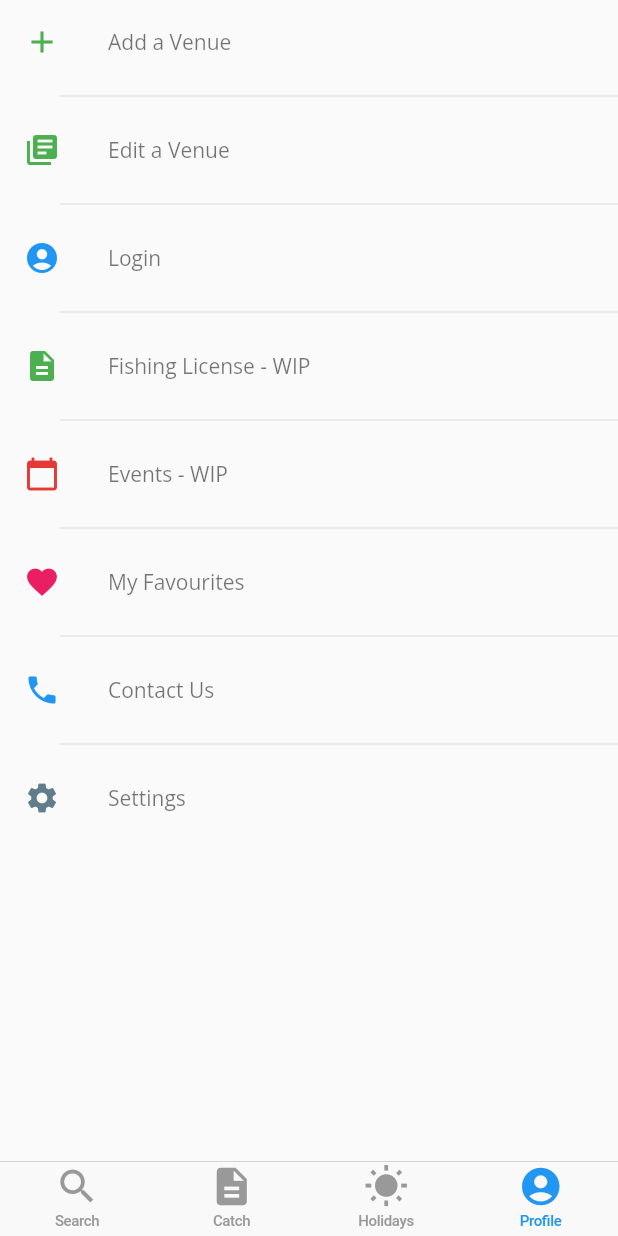
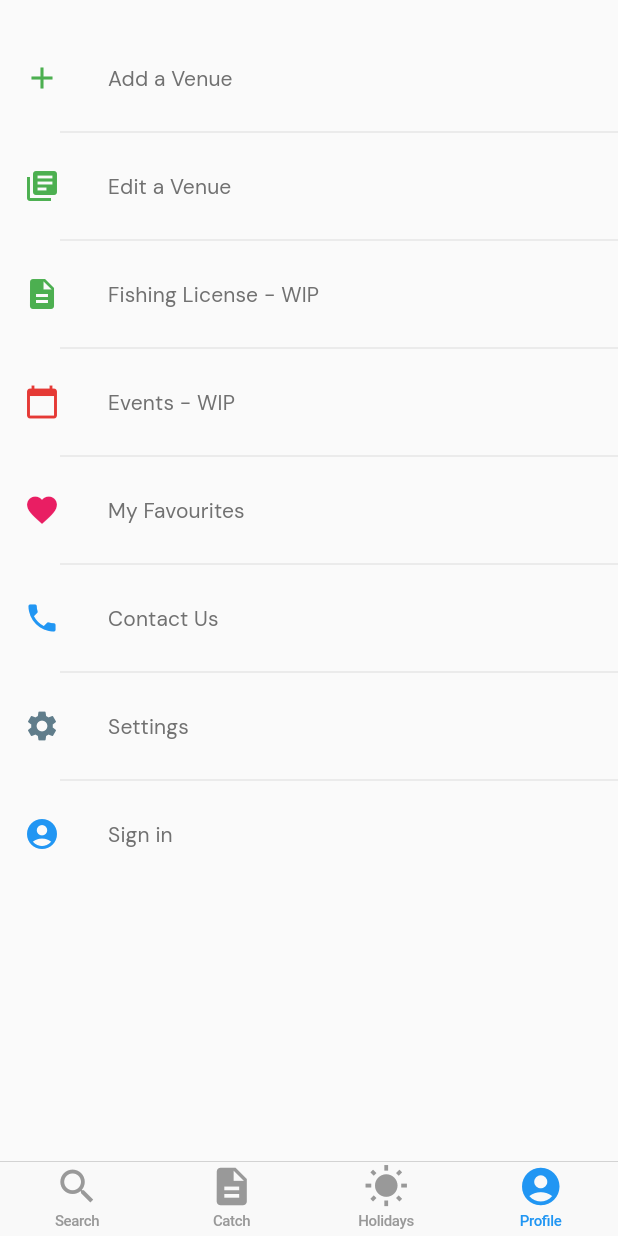
Before and after one commit to htbryant94/Fisheri, a Flutter app: the screen it shows after launch, item 4 of the bottom bar chosen, on a phone screen of 412 x 824 dp. Run offline on Flutter 3.47's test engine with Material 2 defaults, Android fonts, the phone set to English and light mode, and no system bars; our stand-ins replace basic_utils, cached_network_image, carousel_slider, cloud_firestore, firebase_auth, firebase_core and 10 more; missing offline and left inert: cloud_firestore_web, firebase_core_web, flutter_google_places, form_builder_image_picker, geoflutterfire, google_maps_webservice and 2 more; accounts and stored records are empty; statements that could not run were skipped.

Commit message:
Add Firebase Auth with Login/Register Screen
- Auth screen shows on Catch Report tab
- Added Login / Logout option in Profile screen

```diff
--- a/lib/Components/list_view_button.dart
+++ b/lib/Components/list_view_button.dart
@@ -29,7 +29,7 @@ class ListViewButtonState extends State<ListViewButton> {
     return GestureDetector(
       onTapUp: (tapDetails) {
         if (widget.venues != null) {
-          Coordinator.pushSearchResultsScreen(
+          Coordinator.searchResultsScreen(
               context,
               'Map',
               venues: widget.venues,
--- a/lib/Screens/profile_screen.dart
+++ b/lib/Screens/profile_screen.dart
@@ -1,3 +1,4 @@
+import 'package:firebase_auth/firebase_auth.dart';
 import 'package:fisheri/Screens/auth_screen.dart';
 import 'package:fisheri/Screens/events_calendar_screen.dart';
 import 'package:fisheri/Screens/create_event_screen.dart';
@@ -5,7 +6,7 @@ import 'package:fisheri/Screens/fishing_license_screen.dart';
 import 'package:fisheri/Screens/search_results_screen.dart';
 import 'package:fisheri/Screens/venue_form_screen.dart';
 import 'package:fisheri/coordinator.dart';
-import 'package:fisheri/house_texts.dart';
+import 'package:fisheri/design_system.dart';
 import 'package:flutter/cupertino.dart';
 import 'package:flutter/material.dart';
 
@@ -15,42 +16,47 @@ class ProfileListItem {
     this.icon,
     this.screen,
     this.navBarIcon,
+    this.action,
 });
 
   final String title;
   final Icon icon;
   final Widget screen;
+  final VoidCallback action;
   final Widget navBarIcon;
 }
 
-class ProfileScreen extends StatelessWidget {
+class ProfileScreen extends StatefulWidget {
+  @override
+  _ProfileScreenState createState() => _ProfileScreenState();
+}
+
+class _ProfileScreenState extends State<ProfileScreen> {
+  final _auth = FirebaseAuth.instance;
+
   @override
   Widget build(BuildContext context) {
+    bool _isLoggedIn = _auth.currentUser != null;
 
-    final List<ProfileListItem> items = [
+    final items = [
       ProfileListItem(
           screen: VenueFormScreen(),
-          title: "Add a Venue",
+          title: 'Add a Venue',
           icon: Icon(Icons.add, color: Colors.green)
       ),
       ProfileListItem(
           screen: AllVenuesListBuilder(),
-          title: "Edit a Venue",
+          title: 'Edit a Venue',
           icon: Icon(Icons.library_books, color: Colors.green)
       ),
       ProfileListItem(
-          screen: AuthScreen(),
-          title: "Login",
-          icon: Icon(Icons.account_circle, color: Colors.blue)
-      ),
-      ProfileListItem(
         screen: FishingLicenseScreen(),
-        title: "Fishing License - WIP",
+        title: 'Fishing License - WIP',
         icon: Icon(Icons.description, color: Colors.green),
       ),
       ProfileListItem(
         screen: EventsCalendarScreen(),
-        title: "Events - WIP",
+        title: 'Events - WIP',
         icon: Icon(Icons.calendar_today, color: Colors.red[600]),
         navBarIcon: CupertinoButton(
           padding: EdgeInsets.only(bottom: 8, top: 8),
@@ -67,47 +73,80 @@ class ProfileScreen extends StatelessWidget {
       ),
       ProfileListItem(
         screen: null,
-        title: "My Favourites",
+        title: 'My Favourites',
         icon: Icon(Icons.favorite, color: Colors.pink),
       ),
       ProfileListItem(
           screen: null,
-          title: "Contact Us",
+          title: 'Contact Us',
           icon: Icon(Icons.phone, color: Colors.blue)
       ),
       ProfileListItem(
         screen: null,
-        title: "Settings",
+        title: 'Settings',
         icon: Icon(Icons.settings, color: Colors.blueGrey),
+      ),
+      if (_isLoggedIn)
+      ProfileListItem(
+        title: 'Sign out',
+        icon: Icon(Icons.logout),
+        action: () {
+          _auth.signOut().whenComplete(() {
+            setState(() {
+              _isLoggedIn = false;
+            });
+          });
+        },
+      ),
+      if (!_isLoggedIn)
+      ProfileListItem(
+        icon: Icon(Icons.account_circle, color: Colors.blue),
+        title: 'Sign in',
+        action: () {
+          Coordinator.present(
+            context,
+            screenTitle: 'Sign in',
+            screen: AuthScreen()
+          );
+        },
       ),
     ];
 
     return Scaffold(
       body: SafeArea(
           child: ListView.separated(
+            padding: EdgeInsets.symmetric(vertical: 24),
             itemCount: items.length,
-
             separatorBuilder: (context, index) {
               return Divider(indent: 40);
             },
             itemBuilder: (context, index) {
               final item = items[index];
-            return ListTile(
-              title: HouseTexts.subheading(item.title),
-              leading: item.icon,
-              onTap: item.screen != null ? () {
-                Coordinator.push(
-                    context,
-                    currentPageTitle: 'Profile',
-                    screenTitle: item.title,
-                    screen: item.screen,
-                    navBarIcon: item.navBarIcon,
-                );
-              } : null,
-            );
+              return ListTile(
+                  title: DSComponents.body(text: item.title),
+                  leading: item.icon,
+                  onTap: _getAction(context, item)
+              );
           },
         ),
       ),
     );
   }
+
+  VoidCallback _getAction(BuildContext context, ProfileListItem item) {
+    if (item.screen != null) {
+      return () {
+        Coordinator.present(
+          context,
+          currentPageTitle: 'Profile',
+          screenTitle: item.title,
+          screen: item.screen,
+          navBarIcon: item.navBarIcon,
+        );
+      };
+    } else if (item.action != null) {
+      return item.action;
+    }
+    return null;
+  }
 }
--- a/lib/design_system.dart
+++ b/lib/design_system.dart
@@ -103,6 +103,26 @@ class DSComponents {
       child: DSComponents.subheader(
           text: text,
           color: Colors.white,
+          alignment: Alignment.center
+      ),
+      onPressed: onPressed,
+    );
+  }
+
+  static RaisedButton secondaryButton({
+    String text,
+    VoidCallback onPressed
+  }) {
+    return RaisedButton(
+      elevation: 4,
+      highlightColor: DSColors.black,
+      shape: RoundedRectangleBorder(
+        borderRadius: BorderRadius.circular(50),
+      ),
+      color: DSColors.pastelGreen,
+      child: DSComponents.subheader(
+          text: text,
+          color: DSColors.green,
           alignment: Alignment.center
       ),
       onPressed: onPressed,
--- a/lib/main.dart
+++ b/lib/main.dart
@@ -1,12 +1,11 @@
+import 'package:firebase_auth/firebase_auth.dart';
 import 'package:firebase_core/firebase_core.dart';
 import 'package:fisheri/Screens/catch_report/catch_reports_screen.dart';
 import 'package:fisheri/Screens/holiday_countries_screen.dart';
 import 'package:fisheri/Screens/profile_screen.dart';
-import 'package:fisheri/Screens/venue_form_screen.dart';
 import 'package:flutter/cupertino.dart';
 import 'package:flutter/material.dart';
 import 'Screens/auth_screen.dart';
-import 'Screens/search_results_screen.dart';
 import 'Screens/search_screen.dart';
 
 void main() async {
@@ -30,16 +29,25 @@ class HomePage extends StatefulWidget {
   State<HomePage> createState() => HomePageState();
 }
 
-class HomePageState extends State<HomePage>
-    with SingleTickerProviderStateMixin {
-
+class HomePageState extends State<HomePage> with SingleTickerProviderStateMixin {
   TabController _tabController;
-  int _selectedTab = 0;
+  bool _shouldShowAuthScreen = false;
+  FirebaseAuth auth = FirebaseAuth.instance;
 
   @override
   void initState() {
     super.initState();
     _tabController = TabController(length: 5, vsync: this);
+    auth
+        .authStateChanges()
+        .listen((User user) {
+          if (user != null) {
+            print('user: ${user.email}');
+            _shouldShowAuthScreen = false;
+          } else {
+            _shouldShowAuthScreen = true;
+          }
+    });
   }
 
   @override
@@ -48,37 +56,17 @@ class HomePageState extends State<HomePage>
     _tabController.dispose();
   }
 
-  void _tabSelected(int newIndex) {
-    setState(() {
-      _selectedTab = newIndex;
-      _tabController.index = newIndex;
-    });
-  }
-
-  Widget _buildTabContent() {
-    return TabBarView(
-      controller: _tabController,
-      children: [
-        AuthScreen(),
-        CatchReportsScreen(),
-        SearchScreen(),
-        SearchResultsScreen(),
-        VenueFormScreen(),
-      ],
-    );
-  }
-
   @override
   Widget build(BuildContext context) {
-    return CupertinoTabScaffold(
+    return Stack(
+      children: [
+        CupertinoTabScaffold(
           tabBar: CupertinoTabBar(
             items: [
               BottomNavigationBarItem(icon: Icon(Icons.search), label: 'Search'),
               BottomNavigationBarItem(icon: Icon(Icons.description), label: 'Catch'),
               BottomNavigationBarItem(icon: Icon(Icons.wb_sunny), label: 'Holidays'),
               BottomNavigationBarItem(icon: Icon(Icons.account_circle), label: 'Profile'),
-//          BottomNavigationBarItem(icon: Icon(Icons.assignment), title: Text('Venue')),
-//          BottomNavigationBarItem(icon: Icon(Icons.explore), title: Text('Login')),
             ],
           ),
           tabBuilder: (context, index) {
@@ -98,7 +86,15 @@ class HomePageState extends State<HomePage>
                       navigationBar: CupertinoNavigationBar(
                         middle: Text('Your Catch Reports'),
                       ),
-                  child: CatchReportsScreen(),
+                      child: Stack(
+                        children: [
+                          CatchReportsScreen(),
+                          Visibility(
+                              visible: _shouldShowAuthScreen,
+                              child: CupertinoPageScaffold(child: AuthScreen())
+                          ),
+                        ],
+                      ),
                     );
                   }),
                 );
@@ -125,6 +121,8 @@ class HomePageState extends State<HomePage>
                 return Container();
             };
           },
+        ),
+      ],
     );
   }
 }
--- a/pubspec.yaml
+++ b/pubspec.yaml
@@ -44,6 +44,7 @@ dependencies:
   geolocator: ^6.2.0
   modal_bottom_sheet: ^1.0.0+1
   panorama: ^0.0.2
+  firebase_auth: ^0.20.1
   flutter_google_places:
     git:
       url: https://github.com/hayderux/flutter_google_places
```
Also changed, not shown: lib/Screens/auth_screen.dart (+49 -34 lines), lib/Screens/login_screen.dart (added, +106 -0 lines), lib/Screens/register_screen.dart (added, +112 -0 lines), lib/coordinator.dart (+6 -12 lines), pubspec.lock, 1 other file. Lines whose indentation alone changed are shown as unchanged.
